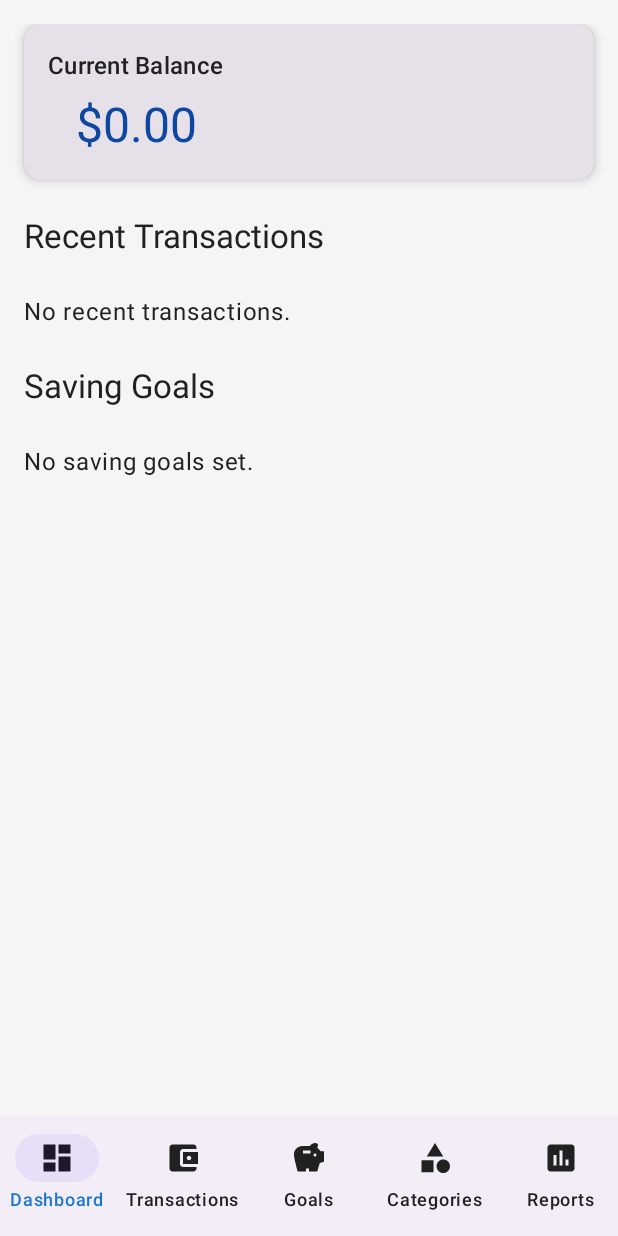
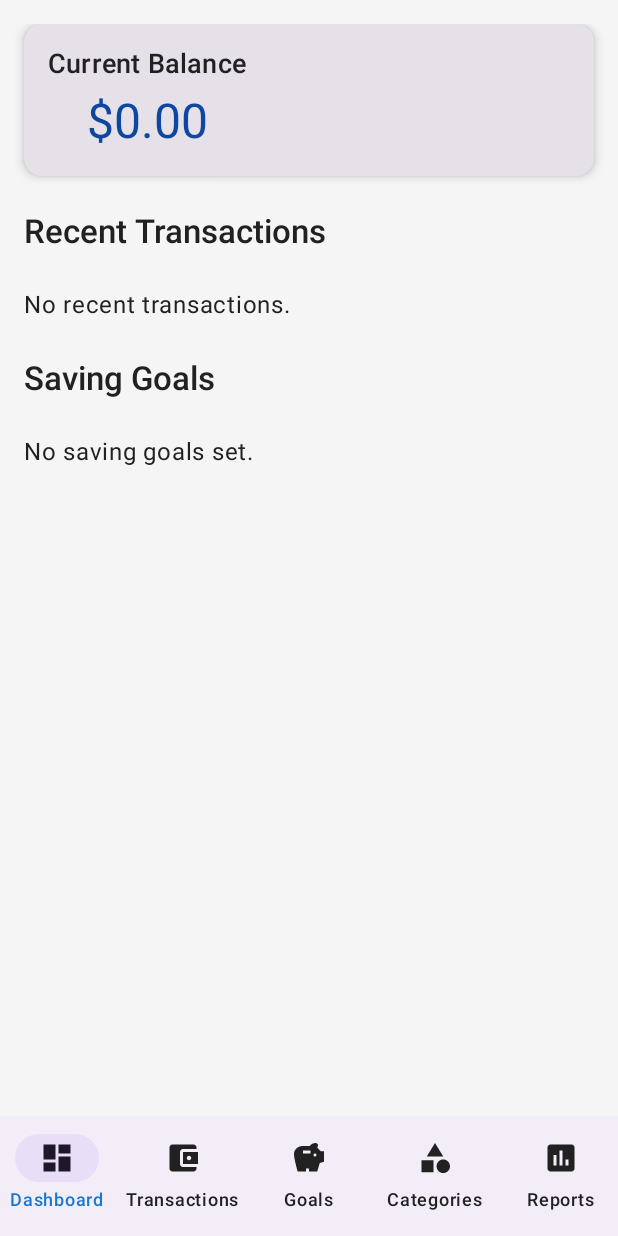
Before and after one commit to Johnson1255/BudgetMaster, an Android app built with Jetpack Compose: the screen it shows after launch (MainActivity), on a phone screen of 412 x 824 dp. Run offline under Robolectric (Android 15) with nearby library versions, the light colour scheme and no system bars; our stand-ins replace Room's generated code.

Commit message:
feat: Conectar navegacion y refinar interfaz de usuario

```diff
--- a/app/src/main/java/com/senlin/budgetmaster/MainActivity.kt
+++ b/app/src/main/java/com/senlin/budgetmaster/MainActivity.kt
@@ -102,11 +102,12 @@ fun AppNavHost(
                  onSaveComplete = { navController.popBackStack() }
              )
         }
-        // Add Goal Edit Screen route with argument
+        // Add Goal Edit Screen route with optional argument
         composable(
-            route = Screen.GoalEdit.route,
-            arguments = listOf(navArgument(Screen.GOAL_ID_ARG) { type = NavType.LongType })
+            route = Screen.GoalEdit.routeWithArg, // Use routeWithArg
+            arguments = Screen.GoalEdit.arguments // Use arguments from Screen object
         ) {
+            // Pass navController for back navigation, ViewModel handles ID retrieval
             GoalEditScreen(navController = navController)
         }
         // Add Transaction Edit Screen route with optional argument
--- a/app/src/main/java/com/senlin/budgetmaster/navigation/Screen.kt
+++ b/app/src/main/java/com/senlin/budgetmaster/navigation/Screen.kt
@@ -16,8 +16,16 @@ sealed class Screen(val route: String) {
         )
     }
     object GoalList : Screen("goalList") // Renamed from Goals
-    object GoalEdit : Screen("goalEdit/{goalId}") { // Renamed and corrected route
-        fun createRoute(goalId: Long) = "goalEdit/$goalId" // Keep Long for Goal ID consistency if needed
+    // Updated GoalEdit to handle optional ID for adding/editing
+    object GoalEdit : Screen("goalEdit?${Screen.GOAL_ID_ARG}={${Screen.GOAL_ID_ARG}}") {
+        fun createRoute(goalId: Long?) = "goalEdit?${Screen.GOAL_ID_ARG}=${goalId ?: -1L}" // Use -1L for new
+        const val routeWithArg = "goalEdit?${Screen.GOAL_ID_ARG}={${Screen.GOAL_ID_ARG}}"
+        val arguments = listOf(
+            androidx.navigation.navArgument(Screen.GOAL_ID_ARG) {
+                type = androidx.navigation.NavType.LongType
+                defaultValue = -1L // Default for adding new goal
+            }
+        )
     }
     object CategoryList : Screen("categoryList") // Changed from Categories
     object CategoryEdit : Screen("categoryEdit/{categoryId}") {
--- a/app/src/main/java/com/senlin/budgetmaster/ui/goal/edit/GoalEditViewModel.kt
+++ b/app/src/main/java/com/senlin/budgetmaster/ui/goal/edit/GoalEditViewModel.kt
@@ -18,8 +18,8 @@ class GoalEditViewModel(
     private val budgetRepository: BudgetRepository
 ) : ViewModel() {
 
-    // Retrieve goalId directly as Long, defaulting to 0L if missing
-    private val goalId: Long = savedStateHandle.get<Long>(Screen.GOAL_ID_ARG) ?: 0L
+    // Retrieve goalId, defaulting to -1L (consistent with NavArgument default) if missing/null
+    private val goalId: Long = savedStateHandle.get<Long>(Screen.GOAL_ID_ARG) ?: -1L
 
     var goalUiState by mutableStateOf(GoalUiState())
         private set
--- a/app/src/main/java/com/senlin/budgetmaster/ui/goal/list/GoalListScreen.kt
+++ b/app/src/main/java/com/senlin/budgetmaster/ui/goal/list/GoalListScreen.kt
@@ -35,7 +35,7 @@ fun GoalListScreen(
             TopAppBar(title = { Text("Metas") })
         },
         floatingActionButton = {
-            FloatingActionButton(onClick = { navController.navigate(Screen.GoalEdit.createRoute(0L)) }) { // Use createRoute for new goal (ID 0)
+            FloatingActionButton(onClick = { navController.navigate(Screen.GoalEdit.createRoute(null)) }) { // Use createRoute with null for new goal
                 Icon(Icons.Filled.Add, contentDescription = "Agregar Meta")
             }
         }
--- a/app/src/main/java/com/senlin/budgetmaster/ui/theme/Type.kt
+++ b/app/src/main/java/com/senlin/budgetmaster/ui/theme/Type.kt
@@ -6,29 +6,74 @@ import androidx.compose.ui.text.font.FontFamily
 import androidx.compose.ui.text.font.FontWeight
 import androidx.compose.ui.unit.sp
 
-// Set of Material typography styles to start with
+// Define Typography using SansSerif for a clean look
 val Typography = Typography(
+    // Display styles (Large, Medium, Small) - Typically for very large text, less common in apps
+    // Headline styles (Large, Medium, Small) - For prominent text like screen titles
+    headlineSmall = TextStyle(
+        fontFamily = FontFamily.SansSerif,
+        fontWeight = FontWeight.SemiBold, // Slightly bolder for headlines
+        fontSize = 24.sp,
+        lineHeight = 32.sp,
+        letterSpacing = 0.sp
+    ),
+    // Title styles (Large, Medium, Small) - For subheadings, list item titles
+    titleLarge = TextStyle(
+        fontFamily = FontFamily.SansSerif,
+        fontWeight = FontWeight.SemiBold,
+        fontSize = 22.sp,
+        lineHeight = 28.sp,
+        letterSpacing = 0.sp
+    ),
+    titleMedium = TextStyle(
+        fontFamily = FontFamily.SansSerif,
+        fontWeight = FontWeight.SemiBold,
+        fontSize = 18.sp, // Slightly larger than body
+        lineHeight = 24.sp,
+        letterSpacing = 0.15.sp
+    ),
+    // Body styles (Large, Medium, Small) - For main content text
     bodyLarge = TextStyle(
-        fontFamily = FontFamily.Default,
+        fontFamily = FontFamily.SansSerif,
         fontWeight = FontWeight.Normal,
         fontSize = 16.sp,
         lineHeight = 24.sp,
         letterSpacing = 0.5.sp
-    )
-    /* Other default text styles to override
-    titleLarge = TextStyle(
-        fontFamily = FontFamily.Default,
+    ),
+    bodyMedium = TextStyle(
+        fontFamily = FontFamily.SansSerif,
         fontWeight = FontWeight.Normal,
-        fontSize = 22.sp,
-        lineHeight = 28.sp,
-        letterSpacing = 0.sp
+        fontSize = 14.sp,
+        lineHeight = 20.sp,
+        letterSpacing = 0.25.sp
+    ),
+    bodySmall = TextStyle(
+        fontFamily = FontFamily.SansSerif,
+        fontWeight = FontWeight.Normal,
+        fontSize = 12.sp,
+        lineHeight = 16.sp,
+        letterSpacing = 0.4.sp
+    ),
+    // Label styles (Large, Medium, Small) - For buttons, captions, input field labels
+    labelLarge = TextStyle(
+        fontFamily = FontFamily.SansSerif,
+        fontWeight = FontWeight.Medium,
+        fontSize = 14.sp,
+        lineHeight = 20.sp,
+        letterSpacing = 0.1.sp
+    ),
+    labelMedium = TextStyle(
+        fontFamily = FontFamily.SansSerif,
+        fontWeight = FontWeight.Medium,
+        fontSize = 12.sp,
+        lineHeight = 16.sp,
+        letterSpacing = 0.5.sp
     ),
     labelSmall = TextStyle(
-        fontFamily = FontFamily.Default,
+        fontFamily = FontFamily.SansSerif,
         fontWeight = FontWeight.Medium,
         fontSize = 11.sp,
         lineHeight = 16.sp,
         letterSpacing = 0.5.sp
     )
-    */
 )
```
Also changed, not shown: app/src/main/java/com/senlin/budgetmaster/ui/transaction/list/TransactionListScreen.kt (+7 -3 lines), app/src/main/java/com/senlin/budgetmaster/ui/transaction/list/TransactionListViewModel.kt (+15 -6 lines).
